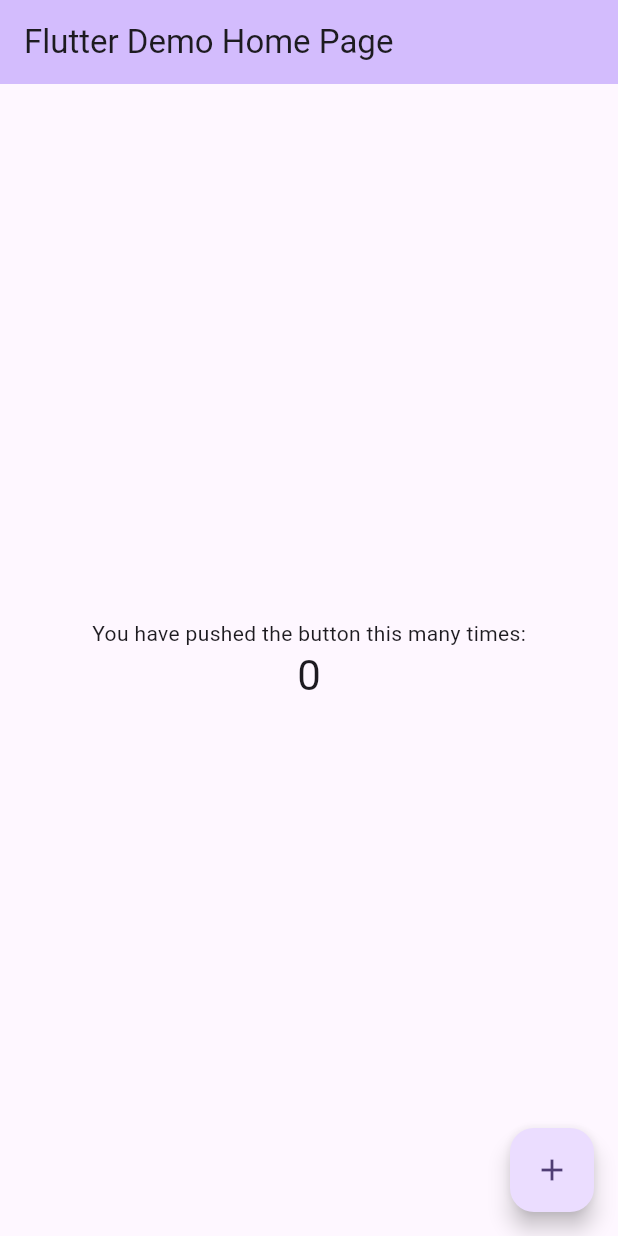
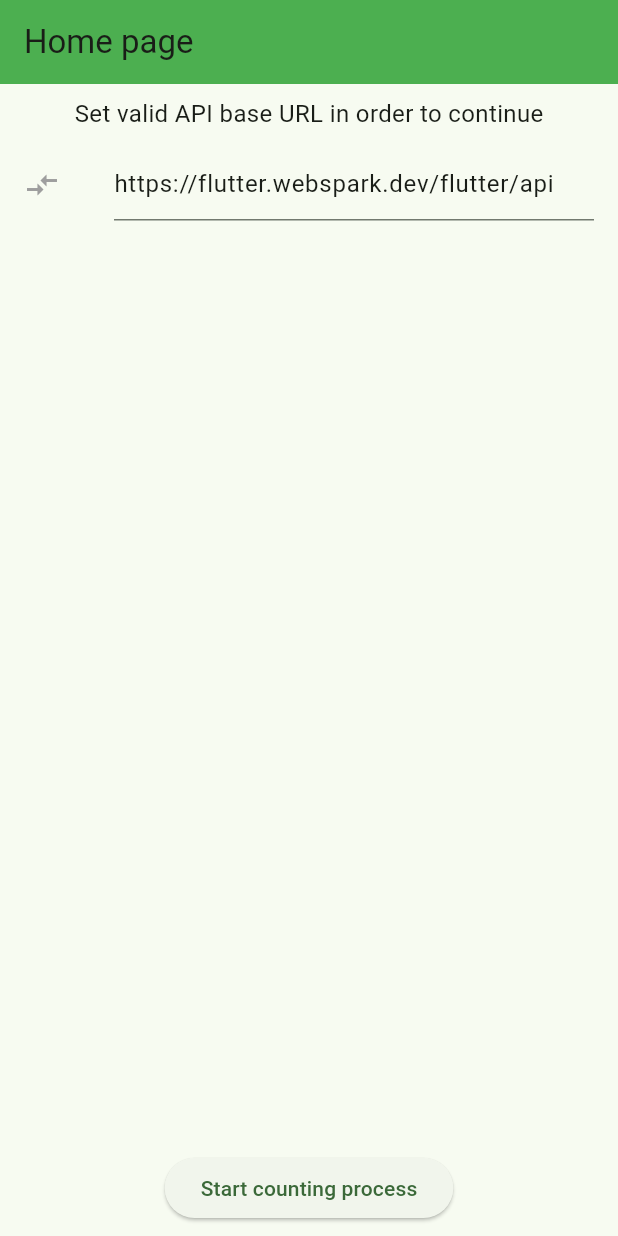
Before and after one commit to EncouragedEntity/webspark-test, a Flutter app: the screen it shows after launch, on a phone screen of 412 x 824 dp. Run offline on Flutter 3.47's test engine with Material 3 defaults, Android fonts, the phone set to English and light mode, and no system bars; our stand-ins replace equatable, flutter_bloc, shared_preferences.

```diff
--- a/lib/main.dart
+++ b/lib/main.dart
@@ -1,4 +1,6 @@
 import 'package:flutter/material.dart';
+
+import 'src/presentation/screens/home_page.dart';
 
 void main() {
   runApp(const MyApp());
@@ -7,119 +9,18 @@ void main() {
 class MyApp extends StatelessWidget {
   const MyApp({super.key});
 
-  // This widget is the root of your application.
   @override
   Widget build(BuildContext context) {
     return MaterialApp(
-      title: 'Flutter Demo',
+      title: 'Test App',
+      debugShowCheckedModeBanner: false,
       theme: ThemeData(
-        // This is the theme of your application.
-        //
-        // TRY THIS: Try running your application with "flutter run". You'll see
-        // the application has a purple toolbar. Then, without quitting the app,
-        // try changing the seedColor in the colorScheme below to Colors.green
-        // and then invoke "hot reload" (save your changes or press the "hot
-        // reload" button in a Flutter-supported IDE, or press "r" if you used
-        // the command line to start the app).
-        //
-        // Notice that the counter didn't reset back to zero; the application
-        // state is not lost during the reload. To reset the state, use hot
-        // restart instead.
-        //
-        // This works for code too, not just values: Most code changes can be
-        // tested with just a hot reload.
-        colorScheme: ColorScheme.fromSeed(seedColor: Colors.deepPurple),
+        colorScheme: ColorScheme.fromSeed(seedColor: Colors.green),
+        appBarTheme: const AppBarTheme(backgroundColor: Colors.green),
+        textTheme: const TextTheme(bodyMedium: TextStyle(fontSize: 16)),
         useMaterial3: true,
       ),
-      home: const MyHomePage(title: 'Flutter Demo Home Page'),
+      home: const HomePage(),
     );
   }
 }
-
-class MyHomePage extends StatefulWidget {
-  const MyHomePage({super.key, required this.title});
-
-  // This widget is the home page of your application. It is stateful, meaning
-  // that it has a State object (defined below) that contains fields that affect
-  // how it looks.
-
-  // This class is the configuration for the state. It holds the values (in this
-  // case the title) provided by the parent (in this case the App widget) and
-  // used by the build method of the State. Fields in a Widget subclass are
-  // always marked "final".
-
-  final String title;
-
-  @override
-  State<MyHomePage> createState() => _MyHomePageState();
-}
-
-class _MyHomePageState extends State<MyHomePage> {
-  int _counter = 0;
-
-  void _incrementCounter() {
-    setState(() {
-      // This call to setState tells the Flutter framework that something has
-      // changed in this State, which causes it to rerun the build method below
-      // so that the display can reflect the updated values. If we changed
-      // _counter without calling setState(), then the build method would not be
-      // called again, and so nothing would appear to happen.
-      _counter++;
-    });
-  }
-
-  @override
-  Widget build(BuildContext context) {
-    // This method is rerun every time setState is called, for instance as done
-    // by the _incrementCounter method above.
-    //
-    // The Flutter framework has been optimized to make rerunning build methods
-    // fast, so that you can just rebuild anything that needs updating rather
-    // than having to individually change instances of widgets.
-    return Scaffold(
-      appBar: AppBar(
-        // TRY THIS: Try changing the color here to a specific color (to
-        // Colors.amber, perhaps?) and trigger a hot reload to see the AppBar
-        // change color while the other colors stay the same.
-        backgroundColor: Theme.of(context).colorScheme.inversePrimary,
-        // Here we take the value from the MyHomePage object that was created by
-        // the App.build method, and use it to set our appbar title.
-        title: Text(widget.title),
-      ),
-      body: Center(
-        // Center is a layout widget. It takes a single child and positions it
-        // in the middle of the parent.
-        child: Column(
-          // Column is also a layout widget. It takes a list of children and
-          // arranges them vertically. By default, it sizes itself to fit its
-          // children horizontally, and tries to be as tall as its parent.
-          //
-          // Column has various properties to control how it sizes itself and
-          // how it positions its children. Here we use mainAxisAlignment to
-          // center the children vertically; the main axis here is the vertical
-          // axis because Columns are vertical (the cross axis would be
-          // horizontal).
-          //
-          // TRY THIS: Invoke "debug painting" (choose the "Toggle Debug Paint"
-          // action in the IDE, or press "p" in the console), to see the
-          // wireframe for each widget.
-          mainAxisAlignment: MainAxisAlignment.center,
-          children: <Widget>[
-            const Text(
-              'You have pushed the button this many times:',
-            ),
-            Text(
-              '$_counter',
-              style: Theme.of(context).textTheme.headlineMedium,
-            ),
-          ],
-        ),
-      ),
-      floatingActionButton: FloatingActionButton(
-        onPressed: _incrementCounter,
-        tooltip: 'Increment',
-        child: const Icon(Icons.add),
-      ), // This trailing comma makes auto-formatting nicer for build methods.
-    );
-  }
-}
--- /dev/null
+++ b/lib/src/data/repositories/url_repository.dart
@@ -0,0 +1,16 @@
+import 'package:shared_preferences/shared_preferences.dart';
+
+class UrlRepository {
+  static String currentUrl = '';
+
+  Future<void> setUrl(String url) async {
+    final prefs = await SharedPreferences.getInstance();
+    await prefs.setString('url', 'url');
+    currentUrl = url;
+  }
+
+  void removeUrl() async {
+    final prefs = await SharedPreferences.getInstance();
+    await prefs.remove('url');
+  }
+}
--- a/lib/src/domain/models/result_model.dart
+++ b/lib/src/domain/models/result_model.dart
@@ -1,5 +1,6 @@
 import 'package:equatable/equatable.dart';
 import 'package:json_annotation/json_annotation.dart';
+import 'package:webspark_test/src/domain/models/task_model.dart';
 
 import 'point_model.dart';
 
@@ -7,14 +8,23 @@ part 'result_model.g.dart';
 
 @JsonSerializable()
 class ResultModel extends Equatable {
+  final String id;
+  @JsonKey(includeFromJson: false, includeToJson: false)
+  final TaskModel? task;
   final List<Point> steps;
   final String path;
 
   const ResultModel({
+    this.task,
+    required this.id,
     required this.steps,
     required this.path,
   });
 
+  factory ResultModel.fromJson(Map<String, dynamic> json) =>
+      _$ResultModelFromJson(json);
+  Map<String, dynamic> toJson() => _$ResultModelToJson(this);
+
   @override
   List<Object?> get props => [path];
 }
--- a/lib/src/domain/models/step_model.dart
+++ b/lib/src/domain/models/task_model.dart
@@ -3,25 +3,25 @@ import 'package:json_annotation/json_annotation.dart';
 
 import 'point_model.dart';
 
-part 'step_model.g.dart';
+part 'task_model.g.dart';
 
 @JsonSerializable()
-class StepModel extends Equatable {
+class TaskModel extends Equatable {
   final String id;
   final List<String> field;
   final Point start;
   final Point end;
 
-  const StepModel({
+  const TaskModel({
     required this.id,
     required this.field,
     required this.start,
     required this.end,
   });
 
-  factory StepModel.fromJson(Map<String, dynamic> json) =>
-      _$StepModelFromJson(json);
-  Map<String, dynamic> toJson() => _$StepModelToJson(this);
+  factory TaskModel.fromJson(Map<String, dynamic> json) =>
+      _$TaskModelFromJson(json);
+  Map<String, dynamic> toJson() => _$TaskModelToJson(this);
 
   @override
   List<Object?> get props => [id];
--- /dev/null
+++ b/lib/src/presentation/screens/cubits/counter/counter_state.dart
@@ -0,0 +1,46 @@
+import 'package:equatable/equatable.dart';
+import 'package:webspark_test/src/domain/models/result_model.dart';
+
+import '../../../../domain/models/task_model.dart';
+
+abstract class CounterState extends Equatable {
+  @override
+  List<Object?> get props => [];
+}
+
+class CounterInitial extends CounterState {}
+
+class CounterFetching extends CounterState {}
+
+class CounterSent extends CounterState {
+  final List<ResultModel?>? results;
+
+  CounterSent({required this.results});
+  @override
+  List<Object?> get props => [results];
+}
+
+class CounterFetched extends CounterState {
+  final List<TaskModel> tasks;
+
+  CounterFetched({required this.tasks});
+  @override
+  List<Object?> get props => [...tasks];
+}
+
+class CounterCalculating extends CounterState {
+  final double progress;
+
+  CounterCalculating({required this.progress});
+  @override
+  List<Object?> get props => [progress];
+}
+
+class CounterCalculated extends CounterCalculating {
+  final List<ResultModel?>? results;
+  CounterCalculated({this.results, super.progress = 1});
+  @override
+  List<Object?> get props => [results, progress];
+}
+
+class CounterError extends CounterState {}
--- /dev/null
+++ b/lib/src/presentation/screens/home_page.dart
@@ -0,0 +1,83 @@
+import 'dart:io';
+
+import 'package:flutter/material.dart';
+import 'package:flutter_bloc/flutter_bloc.dart';
+import 'package:webspark_test/src/data/repositories/url_repository.dart';
+import 'package:webspark_test/src/presentation/screens/processing_screen.dart';
+import 'package:webspark_test/src/utils/validators/text_input_validators.dart';
+
+import 'cubits/counter/counter_cubit.dart';
+
+class HomePage extends StatefulWidget {
+  const HomePage({super.key});
+
+  @override
+  State<HomePage> createState() => _HomePageState();
+}
+
+class _HomePageState extends State<HomePage> {
+  final _formKey = GlobalKey<FormState>();
+  final TextEditingController _urlController =
+      TextEditingController(text: 'https://flutter.webspark.dev/flutter/api');
+
+  Future<int> onFormSubmit() async {
+    if (!_formKey.currentState!.validate()) {
+      return HttpStatus.internalServerError;
+    }
+
+    await UrlRepository().setUrl(_urlController.text);
+
+    return HttpStatus.ok;
+  }
+
+  @override
+  Widget build(BuildContext context) {
+    return Scaffold(
+      appBar: AppBar(
+        title: const Text('Home page'),
+      ),
+      body: Padding(
+        padding: const EdgeInsets.symmetric(horizontal: 16, vertical: 8),
+        child: Column(
+          children: [
+            const Text('Set valid API base URL in order to continue'),
+            const SizedBox(height: 12),
+            Row(
+              children: [
+                const Icon(Icons.compare_arrows, color: Colors.grey),
+                const SizedBox(width: 36),
+                Expanded(
+                  child: Form(
+                    key: _formKey,
+                    child: TextFormField(
+                      controller: _urlController,
+                      validator: TextInputValidators.urlFormatter,
+                    ),
+                  ),
+                ),
+              ],
+            ),
+            const Spacer(),
+            ElevatedButton(
+              child: const Text('Start counting process'),
+              onPressed: () async {
+                final response = await onFormSubmit();
+
+                if (response == HttpStatus.ok && context.mounted) {
+                  Navigator.of(context).push(
+                    MaterialPageRoute(
+                      builder: (context) => BlocProvider(
+                        create: (context) => CounterCubit(),
+                        child: const ProcessingScreen(),
+                      ),
+                    ),
+                  );
+                }
+              },
+            ),
+          ],
+        ),
+      ),
+    );
+  }
+}
--- /dev/null
+++ b/lib/src/utils/validators/text_input_validators.dart
@@ -0,0 +1,21 @@
+class TextInputValidators {
+  static String? urlFormatter(String? value) {
+    if (value == null || value.isEmpty) {
+      return 'URL cannot be empty';
+    }
+
+    final RegExp urlPattern = RegExp(
+      r'^(https?:\/\/)?'
+      r'(([a-zA-Z0-9$-_@.&+!*"(),]|[0-9a-zA-Z]|[-])+\.)+'
+      r'([a-zA-Z]{2,4})'
+      r'(:[0-9]{1,5})?'
+      r'(\/.*)?$',
+    );
+
+    if (!urlPattern.hasMatch(value)) {
+      return 'Please enter a valid URL';
+    }
+
+    return null;
+  }
+}
--- a/pubspec.yaml
+++ b/pubspec.yaml
@@ -18,6 +18,7 @@ dependencies:
   build_runner: ^2.4.11
   json_annotation: ^4.9.0
   json_serializable: ^6.8.0
+  shared_preferences: ^2.2.3
 
 dev_dependencies:
   flutter_test:
```
Also changed, not shown: lib/src/data/repositories/task_repository.dart (added, +101 -0 lines), lib/src/presentation/screens/cubits/counter/counter_cubit.dart (added, +36 -0 lines), lib/src/presentation/screens/processing_screen.dart (added, +111 -0 lines), lib/src/presentation/screens/result_item_screen.dart (added, +66 -0 lines), lib/src/presentation/screens/result_screen.dart (added, +30 -0 lines), lib/src/presentation/widgets/loader.dart (added, +18 -0 lines), lib/src/domain/models/result_model.g.dart, lib/src/domain/models/task_model.g.dart, pubspec.lock, 10 other files.
